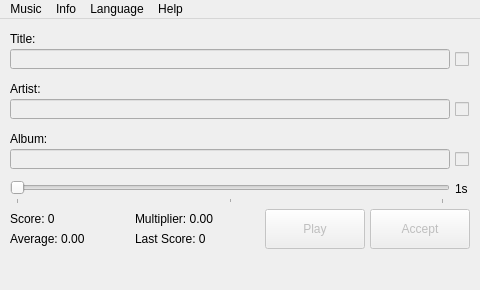
This is res/musec.ui in Mystler/Musec as Qt 5 draws it before an edit. The edited form follows.
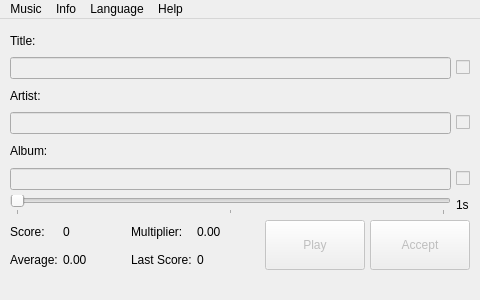
This is the edited form. Icons and pictures are not drawn.

Commit message: Use QLayout in UI Get rid of hardcoded sizes Get rid of duplicates in translation

The edit to the form file:
```diff
--- a/res/musec.ui
+++ b/res/musec.ui
@@ -7,7 +7,7 @@
     <x>0</x>
     <y>0</y>
     <width>480</width>
-    <height>290</height>
+    <height>300</height>
    </rect>
   </property>
   <property name="sizePolicy">
@@ -19,13 +19,13 @@
   <property name="minimumSize">
    <size>
     <width>480</width>
-    <height>290</height>
+    <height>300</height>
    </size>
   </property>
   <property name="maximumSize">
    <size>
     <width>480</width>
-    <height>290</height>
+    <height>300</height>
    </size>
   </property>
   <property name="focusPolicy">
@@ -41,140 +41,86 @@
    <iconset resource="musec.qrc">
     <normaloff>:/icon/musec.ico</normaloff>:/icon/musec.ico</iconset>
   </property>
-  <widget class="QWidget" name="centralwidget">
-   <widget class="QPushButton" name="btnPlay">
-    <property name="enabled">
-     <bool>false</bool>
+  <widget class="QWidget" name="mainwidget">
+   <layout class="QGridLayout" name="layout">
+    <property name="leftMargin">
+     <number>10</number>
     </property>
-    <property name="geometry">
-     <rect>
-      <x>265</x>
-      <y>190</y>
-      <width>100</width>
-      <height>40</height>
-     </rect>
+    <property name="topMargin">
+     <number>10</number>
     </property>
-    <property name="text">
-     <string>Play</string>
+    <property name="rightMargin">
+     <number>10</number>
     </property>
-   </widget>
-   <widget class="QCheckBox" name="chkTitle">
-    <property name="enabled">
-     <bool>false</bool>
+    <property name="bottomMargin">
+     <number>10</number>
     </property>
-    <property name="geometry">
-     <rect>
-      <x>455</x>
-      <y>30</y>
-      <width>15</width>
-      <height>20</height>
-     </rect>
+    <property name="spacing">
+     <number>5</number>
     </property>
+    <item row="7" column="0">
+     <widget class="QLabel" name="lblScore">
+      <property name="sizePolicy">
+       <sizepolicy hsizetype="Fixed" vsizetype="Preferred">
+        <horstretch>0</horstretch>
+        <verstretch>0</verstretch>
+       </sizepolicy>
+      </property>
     <property name="text">
-     <string/>
-    </property>
-    <property name="checkable">
-     <bool>true</bool>
-    </property>
-   </widget>
+       <string>Score:</string>
+      </property>
+     </widget>
+    </item>
+    <item row="4" column="0" colspan="6">
    <widget class="QLabel" name="lblAlbum">
-    <property name="geometry">
-     <rect>
-      <x>10</x>
-      <y>110</y>
-      <width>410</width>
-      <height>20</height>
-     </rect>
-    </property>
     <property name="text">
      <string>Album:</string>
     </property>
    </widget>
-   <widget class="QCheckBox" name="chkAlbum">
-    <property name="enabled">
-     <bool>false</bool>
-    </property>
-    <property name="geometry">
-     <rect>
-      <x>455</x>
-      <y>130</y>
-      <width>15</width>
-      <height>20</height>
-     </rect>
-    </property>
-    <property name="text">
-     <string/>
-    </property>
-    <property name="checkable">
-     <bool>true</bool>
-    </property>
-   </widget>
-   <widget class="QLabel" name="lblTitle">
-    <property name="geometry">
-     <rect>
-      <x>10</x>
-      <y>10</y>
-      <width>440</width>
-      <height>20</height>
-     </rect>
-    </property>
-    <property name="text">
-     <string>Title:</string>
-    </property>
-   </widget>
-   <widget class="QLineEdit" name="edAlbum">
-    <property name="enabled">
-     <bool>false</bool>
-    </property>
-    <property name="geometry">
-     <rect>
-      <x>10</x>
-      <y>130</y>
-      <width>440</width>
-      <height>20</height>
-     </rect>
-    </property>
-   </widget>
-   <widget class="QPushButton" name="btnNext">
-    <property name="enabled">
-     <bool>false</bool>
-    </property>
-    <property name="geometry">
-     <rect>
-      <x>370</x>
-      <y>190</y>
-      <width>100</width>
-      <height>40</height>
-     </rect>
-    </property>
-    <property name="text">
-     <string>Accept</string>
-    </property>
-   </widget>
+    </item>
+    <item row="2" column="0" colspan="6">
    <widget class="QLabel" name="lblArtist">
-    <property name="geometry">
-     <rect>
-      <x>10</x>
-      <y>60</y>
-      <width>410</width>
-      <height>20</height>
-     </rect>
-    </property>
     <property name="text">
      <string>Artist:</string>
     </property>
    </widget>
-   <widget class="QCheckBox" name="chkArtist">
+    </item>
+    <item row="7" column="2">
+     <widget class="QLabel" name="lblMultiplier">
+      <property name="sizePolicy">
+       <sizepolicy hsizetype="Fixed" vsizetype="Preferred">
+        <horstretch>0</horstretch>
+        <verstretch>0</verstretch>
+       </sizepolicy>
+      </property>
+      <property name="text">
+       <string>Multiplier:</string>
+      </property>
+     </widget>
+    </item>
+    <item row="8" column="0">
+     <widget class="QLabel" name="lblAverage">
+      <property name="sizePolicy">
+       <sizepolicy hsizetype="Fixed" vsizetype="Preferred">
+        <horstretch>0</horstretch>
+        <verstretch>0</verstretch>
+       </sizepolicy>
+      </property>
+      <property name="text">
+       <string>Average:</string>
+      </property>
+     </widget>
+    </item>
+    <item row="1" column="6">
+     <widget class="QCheckBox" name="chkTitle">
     <property name="enabled">
      <bool>false</bool>
     </property>
-    <property name="geometry">
-     <rect>
-      <x>455</x>
-      <y>80</y>
-      <width>15</width>
-      <height>20</height>
-     </rect>
+      <property name="sizePolicy">
+       <sizepolicy hsizetype="Fixed" vsizetype="Fixed">
+        <horstretch>0</horstretch>
+        <verstretch>0</verstretch>
+       </sizepolicy>
     </property>
     <property name="text">
      <string/>
@@ -183,67 +129,30 @@
      <bool>true</bool>
     </property>
    </widget>
+    </item>
+    <item row="0" column="0" colspan="6">
+     <widget class="QLabel" name="lblTitle">
+      <property name="text">
+       <string>Title:</string>
+      </property>
+     </widget>
+    </item>
+    <item row="1" column="0" colspan="6">
    <widget class="QLineEdit" name="edTitle">
     <property name="enabled">
      <bool>false</bool>
     </property>
-    <property name="geometry">
-     <rect>
-      <x>10</x>
-      <y>30</y>
-      <width>440</width>
-      <height>20</height>
-     </rect>
-    </property>
-   </widget>
-   <widget class="QLabel" name="lblScore">
-    <property name="geometry">
-     <rect>
-      <x>10</x>
-      <y>190</y>
-      <width>120</width>
-      <height>20</height>
-     </rect>
-    </property>
-    <property name="text">
-     <string>Score: 0</string>
-    </property>
-   </widget>
+     </widget>
+    </item>
+    <item row="3" column="0" colspan="6">
    <widget class="QLineEdit" name="edArtist">
     <property name="enabled">
      <bool>false</bool>
     </property>
-    <property name="geometry">
-     <rect>
-      <x>10</x>
-      <y>80</y>
-      <width>440</width>
-      <height>20</height>
-     </rect>
-    </property>
-   </widget>
-   <widget class="QLabel" name="lblAverage">
-    <property name="geometry">
-     <rect>
-      <x>10</x>
-      <y>210</y>
-      <width>120</width>
-      <height>20</height>
-     </rect>
-    </property>
-    <property name="text">
-     <string>Average: 0.00</string>
-    </property>
-   </widget>
+     </widget>
+    </item>
+    <item row="6" column="0" colspan="6">
    <widget class="QSlider" name="slDifficulty">
-    <property name="geometry">
-     <rect>
-      <x>10</x>
-      <y>160</y>
-      <width>440</width>
-      <height>25</height>
-     </rect>
-    </property>
     <property name="minimum">
      <number>1</number>
     </property>
@@ -263,45 +172,151 @@
      <number>1</number>
     </property>
    </widget>
+    </item>
+    <item row="5" column="6">
+     <widget class="QCheckBox" name="chkAlbum">
+      <property name="enabled">
+       <bool>false</bool>
+      </property>
+      <property name="sizePolicy">
+       <sizepolicy hsizetype="Fixed" vsizetype="Fixed">
+        <horstretch>0</horstretch>
+        <verstretch>0</verstretch>
+       </sizepolicy>
+      </property>
+      <property name="text">
+       <string/>
+      </property>
+      <property name="checkable">
+       <bool>true</bool>
+      </property>
+     </widget>
+    </item>
+    <item row="6" column="6">
    <widget class="QLabel" name="lblDifficulty">
-    <property name="geometry">
-     <rect>
-      <x>455</x>
-      <y>160</y>
-      <width>15</width>
-      <height>20</height>
-     </rect>
+      <property name="sizePolicy">
+       <sizepolicy hsizetype="Fixed" vsizetype="Preferred">
+        <horstretch>0</horstretch>
+        <verstretch>0</verstretch>
+       </sizepolicy>
     </property>
     <property name="text">
      <string notr="true">1s</string>
     </property>
    </widget>
-   <widget class="QLabel" name="lblMultiplier">
-    <property name="geometry">
-     <rect>
-      <x>135</x>
-      <y>190</y>
-      <width>125</width>
-      <height>20</height>
-     </rect>
-    </property>
-    <property name="text">
-     <string>Multiplier: 0.00</string>
-    </property>
-   </widget>
+    </item>
+    <item row="5" column="0" colspan="6">
+     <widget class="QLineEdit" name="edAlbum">
+      <property name="enabled">
+       <bool>false</bool>
+      </property>
+     </widget>
+    </item>
+    <item row="8" column="2">
    <widget class="QLabel" name="lblLast">
-    <property name="geometry">
-     <rect>
-      <x>135</x>
-      <y>210</y>
-      <width>125</width>
-      <height>20</height>
-     </rect>
+      <property name="sizePolicy">
+       <sizepolicy hsizetype="Fixed" vsizetype="Preferred">
+        <horstretch>0</horstretch>
+        <verstretch>0</verstretch>
+       </sizepolicy>
     </property>
     <property name="text">
-     <string>Last Score: 0</string>
-    </property>
-   </widget>
+       <string>Last Score:</string>
+      </property>
+     </widget>
+    </item>
+    <item row="3" column="6">
+     <widget class="QCheckBox" name="chkArtist">
+      <property name="enabled">
+       <bool>false</bool>
+      </property>
+      <property name="sizePolicy">
+       <sizepolicy hsizetype="Fixed" vsizetype="Fixed">
+        <horstretch>0</horstretch>
+        <verstretch>0</verstretch>
+       </sizepolicy>
+      </property>
+      <property name="text">
+       <string/>
+      </property>
+      <property name="checkable">
+       <bool>true</bool>
+      </property>
+     </widget>
+    </item>
+    <item row="7" column="4" rowspan="2">
+     <widget class="QPushButton" name="btnPlay">
+      <property name="enabled">
+       <bool>false</bool>
+      </property>
+      <property name="sizePolicy">
+       <sizepolicy hsizetype="Fixed" vsizetype="Fixed">
+        <horstretch>0</horstretch>
+        <verstretch>0</verstretch>
+       </sizepolicy>
+      </property>
+      <property name="minimumSize">
+       <size>
+        <width>100</width>
+        <height>50</height>
+       </size>
+      </property>
+      <property name="text">
+       <string>Play</string>
+      </property>
+     </widget>
+    </item>
+    <item row="7" column="3">
+     <widget class="QLabel" name="lblMultiplierVal">
+      <property name="text">
+       <string notr="true">0.00</string>
+      </property>
+     </widget>
+    </item>
+    <item row="8" column="1">
+     <widget class="QLabel" name="lblAverageVal">
+      <property name="text">
+       <string notr="true">0.00</string>
+      </property>
+     </widget>
+    </item>
+    <item row="8" column="3">
+     <widget class="QLabel" name="lblLastVal">
+      <property name="text">
+       <string notr="true">0</string>
+      </property>
+     </widget>
+    </item>
+    <item row="7" column="1">
+     <widget class="QLabel" name="lblScoreVal">
+      <property name="text">
+       <string notr="true">0</string>
+      </property>
+     </widget>
+    </item>
+    <item row="7" column="5" rowspan="2" colspan="2">
+     <widget class="QPushButton" name="btnNext">
+      <property name="enabled">
+       <bool>false</bool>
+      </property>
+      <property name="sizePolicy">
+       <sizepolicy hsizetype="Fixed" vsizetype="Fixed">
+        <horstretch>0</horstretch>
+        <verstretch>0</verstretch>
+       </sizepolicy>
+      </property>
+      <property name="minimumSize">
+       <size>
+        <width>100</width>
+        <height>50</height>
+       </size>
+      </property>
+      <property name="text">
+       <string>Accept</string>
+      </property>
+     </widget>
+    </item>
+   </layout>
   </widget>
   <widget class="QMenuBar" name="menubar">
    <property name="geometry">
```
Left out of the diff: 11 changed lines with no effect on the pictures. Lines whose indentation alone changed are shown as unchanged. The commit also changes 2 other files.
